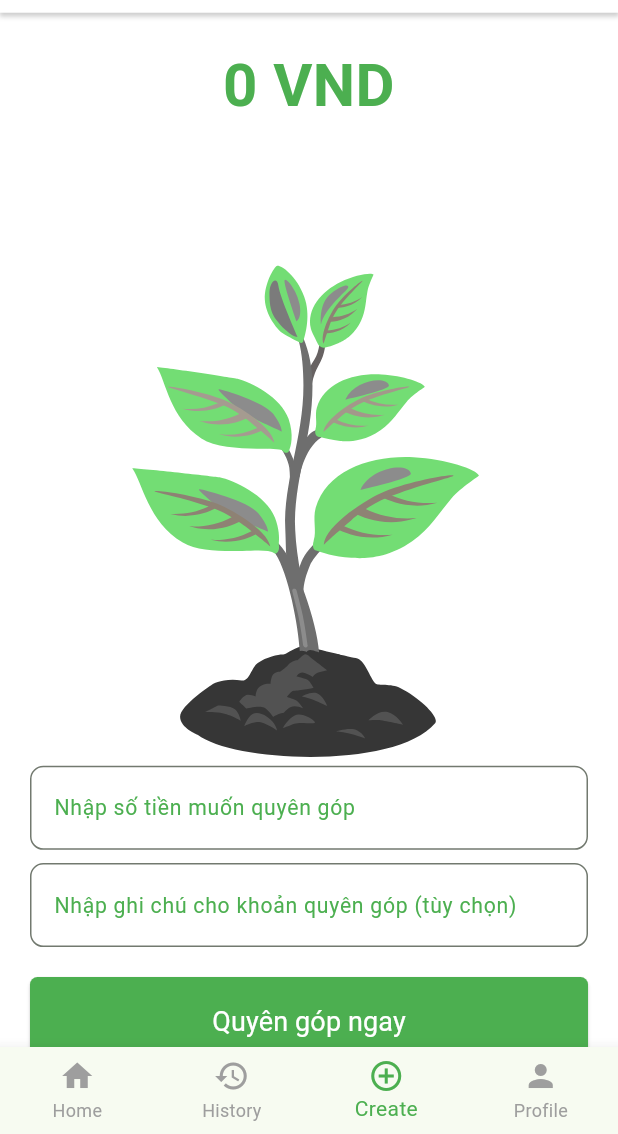
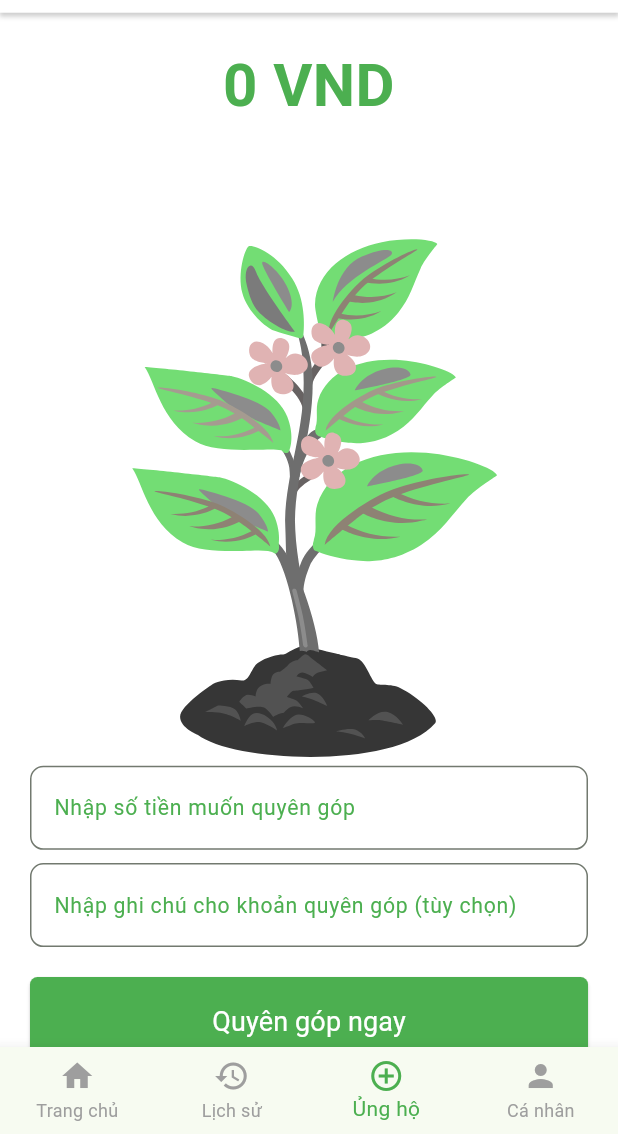
Before and after one commit to NhiNhi3003/ecogrow, a Flutter app: the MainScreen screen opened directly, item 3 of the bottom bar chosen, after a tap on "Quyên góp ngay", on a phone screen of 412 x 824 dp, the part 102-1236 px from its top. Run offline on Flutter 3.47's test engine with Material 3 defaults, Android fonts, the phone set to English and light mode, and no system bars; our stand-ins replace animated_text_kit, awesome_dialog, cloud_firestore, firebase_auth, firebase_core, firebase_storage and 6 more; missing offline and left inert: pagination_flutter; accounts and stored records are empty; Roboto replaces fonts that are missing (Kanit); project files that could hold a hidden picture were left out.

Commit message:
done app & web

```diff
--- a/lib/core/components/responsive/footer_responsive.dart
+++ b/lib/core/components/responsive/footer_responsive.dart
@@ -154,7 +154,7 @@ Widget _buildContactInfo() {
       ),
       SizedBox(height: 5),
       Text(
-        'Address: Hoàng Minh Giám, Phường 3, Gò Vấp, Hồ Chí Minh, Vietnam',
+        'Address: Bà Rịa - Vũng Tàu',
         style: TextStyle(color: Colors.white70),
       ),
     ],
--- a/lib/features/mobile/create_campaign/create_campaign_screen.dart
+++ b/lib/features/mobile/create_campaign/create_campaign_screen.dart
@@ -23,10 +23,12 @@ class CreateCampaignScreen extends StatefulWidget {
   State<CreateCampaignScreen> createState() => _CreateCampaignScreenState();
 }
 
-class _CreateCampaignScreenState extends State<CreateCampaignScreen> {
+class _CreateCampaignScreenState extends State<CreateCampaignScreen>
+    with SingleTickerProviderStateMixin {
   double totalDonate = 0;
   double balance = 0.0;
 
+  late AnimationController _controller;
   TextEditingController donateController = TextEditingController();
   TextEditingController noteController = TextEditingController();
 
@@ -34,8 +36,22 @@ class _CreateCampaignScreenState extends State<CreateCampaignScreen> {
   UserService userService = UserService();
   @override
   void initState() {
+    _controller = AnimationController(
+        vsync: this, duration: const Duration(milliseconds: 2000));
     fetchData();
+    _playAnimation();
     super.initState();
+  }
+
+  @override
+  void dispose() {
+    _controller.dispose();
+    super.dispose();
+  }
+
+  void _playAnimation() {
+    _controller.reset();
+    _controller.forward();
   }
 
   Future<void> fetchData() async {
@@ -56,6 +72,7 @@ class _CreateCampaignScreenState extends State<CreateCampaignScreen> {
         SizedBox(height: 60.0.h),
         Lottie.asset(
           Assets.json.tree1,
+          controller: _controller,
         ),
         AppInput(
           textEditingController: donateController,
@@ -135,7 +152,14 @@ class _CreateCampaignScreenState extends State<CreateCampaignScreen> {
                     AppDialog.successDialog(
                       context,
                       desc: 'Ủng hộ thành công!',
-                      btnOkOnPress: () {},
+                      btnOkOnPress: () {
+                        Future.delayed(
+                         const Duration(milliseconds: 500),
+                          () {
+                            _playAnimation();
+                          },
+                        );
+                      },
                     ).show();
                   });
 
--- a/lib/features/mobile/main/main_screen.dart
+++ b/lib/features/mobile/main/main_screen.dart
@@ -52,19 +52,19 @@ class _MainScreenState extends State<MainScreen> {
             items: const [
               BottomNavigationBarItem(
                 icon: Icon(Icons.home),
-                label: 'Home',
+                label: 'Trang chủ',
               ),
               BottomNavigationBarItem(
                 icon: Icon(Icons.history),
-                label: 'History',
+                label: 'Lịch sử',
               ),
               BottomNavigationBarItem(
                 icon: Icon(Icons.add_circle_outline),
-                label: 'Create',
+                label: 'Ủng hộ',
               ),
               BottomNavigationBarItem(
                 icon: Icon(Icons.person),
-                label: 'Profile',
+                label: 'Cá nhân',
               ),
             ],
             selectedItemColor: AppColor.accentColor,
--- a/lib/features/mobile/profile/profile_screen.dart
+++ b/lib/features/mobile/profile/profile_screen.dart
@@ -12,6 +12,7 @@ import 'package:eco_grow/service/remote/auth_service.dart';
 import 'package:eco_grow/service/remote/user_service.dart';
 import 'package:flutter/material.dart';
 import 'package:flutter_screenutil/flutter_screenutil.dart';
+import 'package:image_picker/image_picker.dart';
 import 'package:url_launcher/url_launcher.dart';
 
 class ProfileScreen extends StatefulWidget {
@@ -24,7 +25,7 @@ class ProfileScreen extends StatefulWidget {
 class _ProfileScreenState extends State<ProfileScreen> {
   UserService userService = UserService();
   UserModel userModel = UserModel(userName: '');
-
+  bool _isLoading = false;
   Future<void> _openLink(String url) async {
     final Uri uri = Uri.parse(url);
     if (await canLaunchUrl(uri)) {
@@ -32,6 +33,39 @@ class _ProfileScreenState extends State<ProfileScreen> {
     } else {
       throw 'Could not launch $url';
     }
+  }
+
+  XFile? _image;
+
+  Future<void> _pickImage() async {
+    final ImagePicker picker = ImagePicker();
+    _image = await picker.pickImage(source: ImageSource.gallery);
+
+    if (_image != null) {
+      try {
+        setState(() {
+          _isLoading = true;
+        });
+        await userService.updateUserAvatar(_image!.path);
+
+        await fetchData();
+        ScaffoldMessenger.of(context).showSnackBar(
+          const SnackBar(content: Text('Tải ảnh lên thành công!')),
+        );
+        setState(() {
+          _isLoading = false;
+        });
+      } catch (e) {
+        ScaffoldMessenger.of(context).showSnackBar(
+          const SnackBar(content: Text('Tải ảnh lên thất bại.')),
+        );
+        setState(() {
+          _isLoading = false;
+        });
+      }
+    }
+
+    setState(() {});
   }
 
   @override
@@ -63,10 +97,31 @@ class _ProfileScreenState extends State<ProfileScreen> {
           _buildSection(
               child: Row(
             children: [
-              CircleAvatar(
-                radius: 40.0.w,
-                backgroundImage: NetworkImage(userModel.avatar ??
-                    'https://as2.ftcdn.net/v2/jpg/03/31/69/91/1000_F_331699188_lRpvqxO5QRtwOM05gR50ImaaJgBx68vi.jpg'),
+              GestureDetector(
+                onTap: _pickImage,
+                child: Stack(
+                  // Sử dụng Stack để chồng lên CircleAvatar
+                  children: [
+                    CircleAvatar(
+                      radius: 40.0.w,
+                      backgroundImage: NetworkImage(userModel.avatar ??
+                          'https://as2.ftcdn.net/v2/jpg/03/31/69/91/1000_F_331699188_lRpvqxO5QRtwOM05gR50ImaaJgBx68vi.jpg'),
+                    ),
+                    if (_isLoading) // Kiểm tra nếu đang tải
+                      Positioned.fill(
+                        child: Container(
+                          decoration: const BoxDecoration(
+                            color: Colors.black54, // Nền bán trong suốt
+                            shape: BoxShape.circle,
+                          ),
+                          child: const Center(
+                            child:
+                                CircularProgressIndicator(color: Colors.white),
+                          ),
+                        ),
+                      ),
+                  ],
+                ),
               ),
               const SizedBox(width: 10),
               Column(
@@ -77,7 +132,7 @@ class _ProfileScreenState extends State<ProfileScreen> {
                     style: AppStyle.textContent
                         .copyWith(fontWeight: FontWeight.bold),
                   ),
-                  const Text('ntminh16201@gmail.com'),
+                  Text(userModel.email.toString()),
                 ],
               ),
             ],
@@ -94,21 +149,20 @@ class _ProfileScreenState extends State<ProfileScreen> {
               ],
             ),
           ),
-          const Text('More'),
+          const Text('Khác'),
           const SizedBox(height: 5.0),
           _buildSection(
             child: Column(
               children: [
                 _buildSectionItem(
                   icon: Icons.favorite_border,
-                  label: 'About App',
-                  onTap: () => _openLink('https://quizzapp-5af86.web.app/'),
+                  label: 'Về ứng dụng',
+                  onTap: () =>
+                      _openLink('https://eco-grow-e50ea.firebaseapp.com/'),
                 ),
                 _buildSectionItem(
-                    icon: Icons.notifications_none, label: 'Help & Support'),
-                _buildSectionItem(
                   icon: Icons.logout,
-                  label: 'Logout',
+                  label: 'Đăng xuất',
                   onTap: () {
                     AppDialog.customDialog(context,
                             desc: 'Bạn có chắc chắn muốn đăng xuất',
--- a/lib/features/web/about/about_page.dart
+++ b/lib/features/web/about/about_page.dart
@@ -7,7 +7,6 @@ import 'package:eco_grow/core/constants/app_color.dart';
 import 'package:eco_grow/core/constants/app_style.dart';
 import 'package:eco_grow/core/extensions/app_extension.dart';
 import 'package:eco_grow/core/utils/app_utils.dart';
-import 'package:eco_grow/gen/assets.gen.dart';
 import 'package:eco_grow/model/core_value_model.dart';
 import 'package:flutter/material.dart';
 
--- a/lib/features/web/donate/donate_page.dart
+++ b/lib/features/web/donate/donate_page.dart
@@ -39,7 +39,8 @@ class _DonatePageState extends State<DonatePage> {
           isMobileWeb: isMobile,
           bannerImageUrl:
               'https://cdn.pixabay.com/photo/2024/09/23/02/20/man-9067410_960_720.jpg',
-          bannerTitle: 'Mỗi đóng góp – Một cuộc đời được cứu!',
+          bannerTitle:
+              "Cùng EcoGrow, xanh hóa thế giới từ những hạt giống nhỏ!",
         ),
         TableCustomResponsive(
           isMobile: isMobile,
--- a/lib/features/web/donate/widgets/table_custom.dart
+++ b/lib/features/web/donate/widgets/table_custom.dart
@@ -222,7 +222,7 @@ class _TableCustomResponsiveState extends State<TableCustomResponsive> {
                                 '#${row.transactionCode.toString().toUpperCase()}'),
                             Text('Tên: ${row.userName.toString()}'),
                             Text('Số tiền: ${row.money.toVND()}'),
-                            Text('Gi chú: ${row.note.toString()}'),
+                            Text('Ghi chú: ${row.note.toString()}'),
                             Text(
                                 'Ngày donate: ${FormatDateUtils.formatDateTime(row.createAt)}'),
                           ],
--- a/lib/model/contact_model.dart
+++ b/lib/model/contact_model.dart
@@ -10,7 +10,7 @@ class ContactModel {
     ContactModel(title: '+123 456 7890', icon: Icons.phone_android),
     ContactModel(title: 'ecogrow303@gmail.com', icon: Icons.email_outlined),
     ContactModel(
-        title: 'Hoàng Minh Giám, Phường 3, Gò Vấp, Hồ Chí Minh, Vietnam',
+        title: 'Bà Rịa - Vũng Tàu',
         icon: Icons.map_outlined)
   ];
 }
```
Also changed, not shown: lib/core/components/app_dialog.dart (+33 -14 lines), lib/features/mobile/login/login_screen.dart (+17 -24 lines), lib/features/mobile/login/sigup_screen.dart (+30 -32 lines), lib/service/remote/user_service.dart (+30 -0 lines), pubspec.yaml (+9 -4 lines), assets/icons/icon_launcher.jpg (added), 8 other files.
